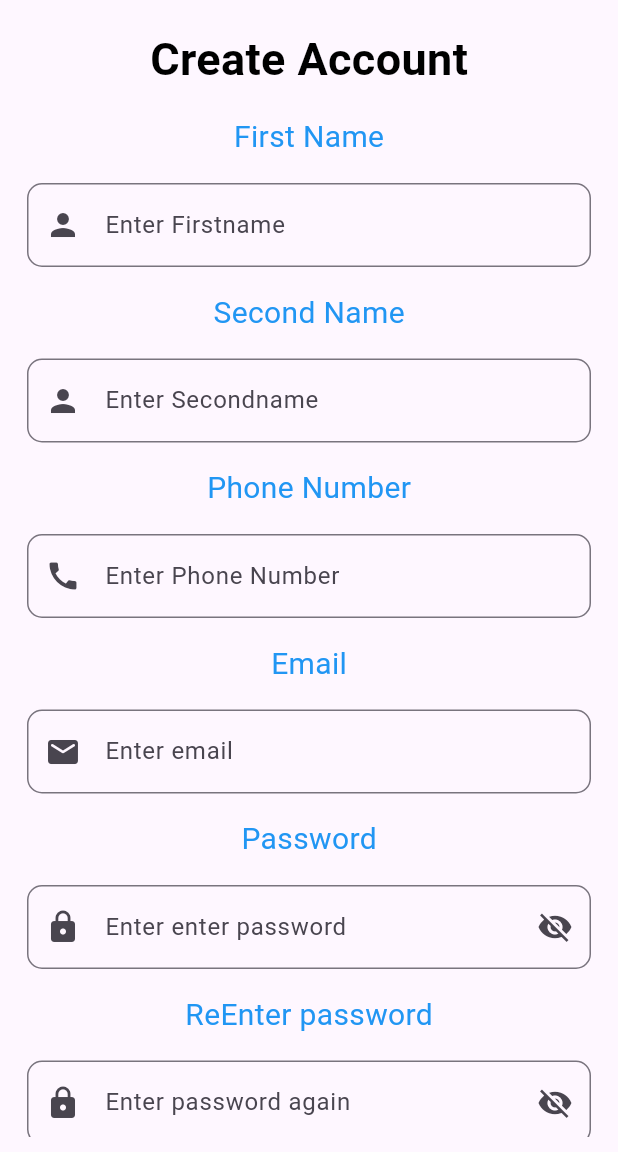
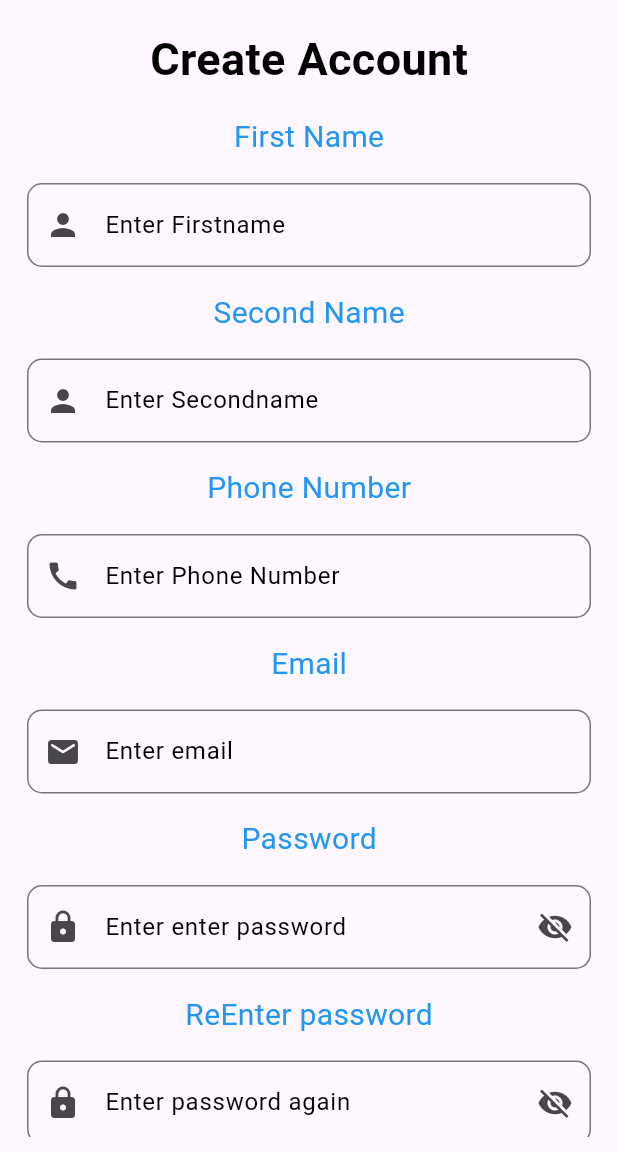
Before and after one commit to GetontoMoses/Airline-Booking, a Flutter app: the screen it shows after launch, on a phone screen of 412 x 824 dp, the part 84-1236 px from its top. Run offline on Flutter 3.47's test engine with Material 3 defaults, Android fonts, the phone set to English and light mode, and no system bars.

Commit message:
feat: modifying the custom text field

```diff
--- a/lib/views/customTextField.dart
+++ b/lib/views/customTextField.dart
@@ -4,12 +4,14 @@ class CustomTextField extends StatelessWidget {
   final TextEditingController controller;
   final bool obscureText;
   final String hintText;
+  final Color hintColor;
   final Icon suffixIcon;
   final Icon prefixIcon;
 
   const CustomTextField({
     super.key,
     required this.controller,
+    this.hintColor = Colors.black,
     this.obscureText = false,
     required this.hintText,
     required this.suffixIcon,
@@ -27,6 +29,8 @@ class CustomTextField extends StatelessWidget {
           border: const OutlineInputBorder(
               borderRadius: BorderRadius.all(Radius.circular(10))),
           hintText: hintText,
+
+          hintStyle: TextStyle(color: hintColor),
           suffixIcon: suffixIcon,
           prefixIcon: prefixIcon,
         ),
```
